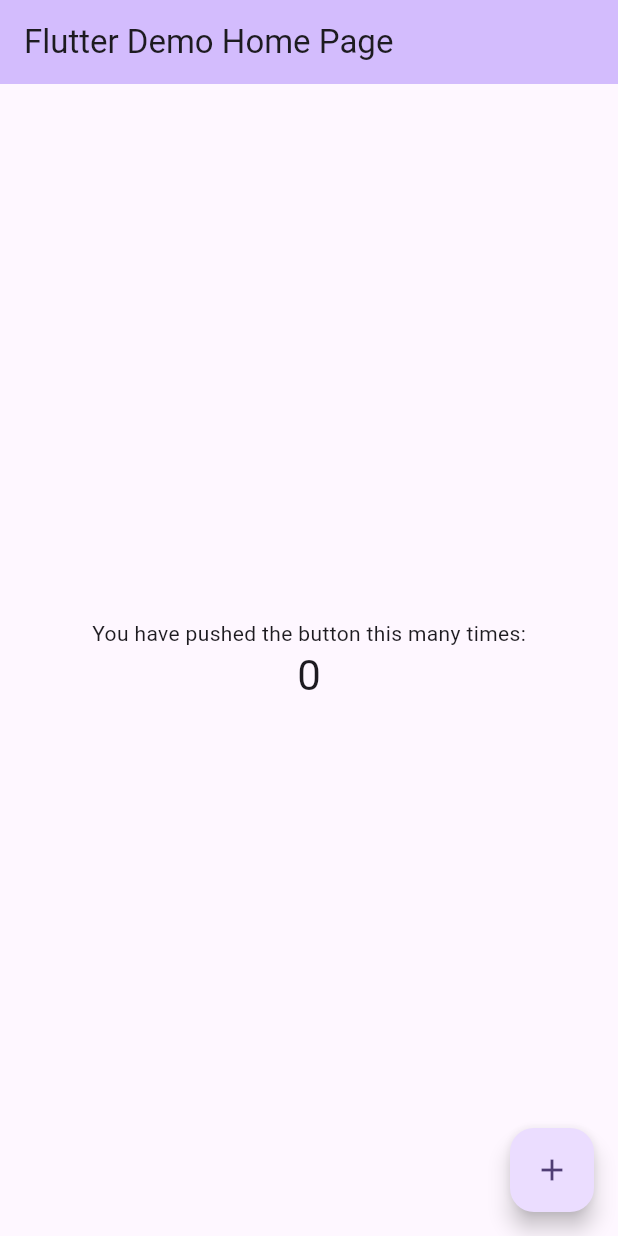
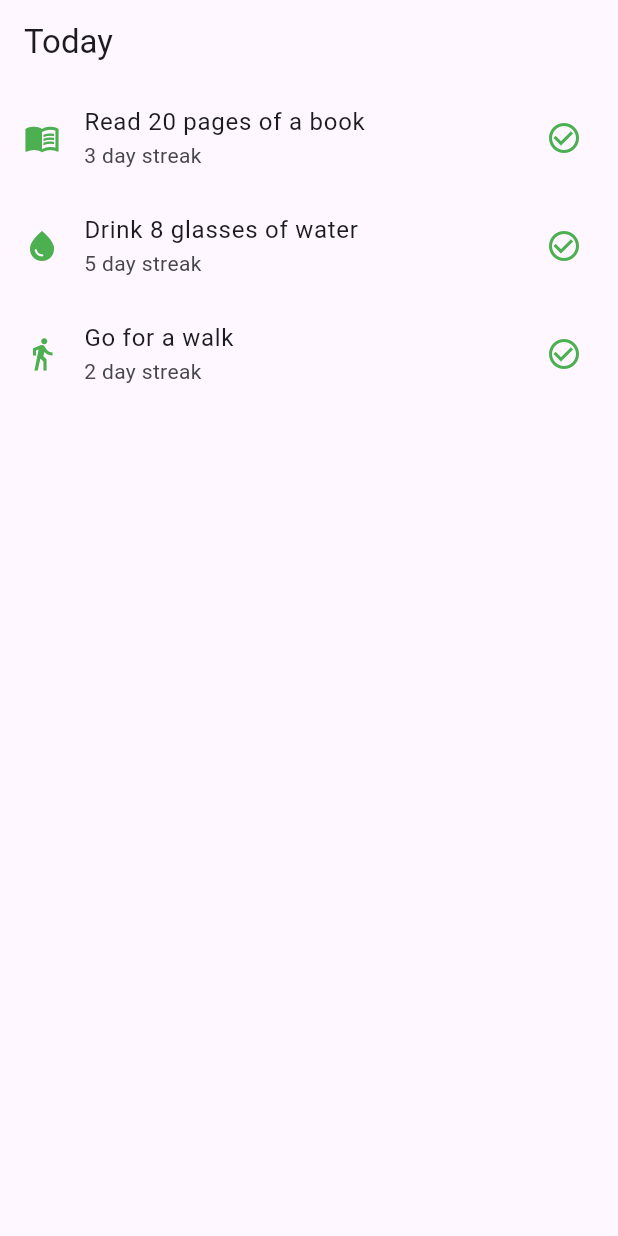
Before and after one commit to VoTrieu/personal_habit, a Flutter app: the screen it shows after launch, on a phone screen of 412 x 824 dp. Run offline on Flutter 3.47's test engine with Material 3 defaults, Android fonts, the phone set to English and light mode, and no system bars.

Commit message:
Added TodayScreen wioth sample data

```diff
--- /dev/null
+++ b/lib/features/today/today_screen.dart
@@ -0,0 +1,36 @@
+import 'package:flutter/material.dart';
+
+class TodayScreen extends StatelessWidget {
+  const TodayScreen({super.key});
+
+  @override
+  Widget build(BuildContext context) {
+    return Scaffold(
+      appBar: AppBar(
+        title: Text('Today'),
+      ),
+      body: ListView(
+        children:  const [
+          ListTile(
+            leading: Icon(Icons.menu_book, color: Colors.green),
+            title: Text('Read 20 pages of a book'),
+            subtitle: Text('3 day streak'),
+            trailing: Icon(Icons.check_circle_outline, color: Colors.green)
+          ),
+          ListTile(
+            leading: Icon(Icons.water_drop, color: Colors.green),
+            title: Text('Drink 8 glasses of water'),
+            subtitle: Text('5 day streak'),
+            trailing: Icon(Icons.check_circle_outline, color: Colors.green)
+          ),
+          ListTile(
+            leading: Icon(Icons.directions_walk, color: Colors.green),
+            title: Text('Go for a walk'),
+            subtitle: Text('2 day streak'),
+            trailing: Icon(Icons.check_circle_outline, color: Colors.green)
+          ),
+        ],
+      ),
+    );
+  }
+}
--- a/lib/main.dart
+++ b/lib/main.dart
@@ -1,4 +1,5 @@
 import 'package:flutter/material.dart';
+import 'features/today/today_screen.dart';
 
 void main() {
   runApp(const MyApp());
@@ -30,7 +31,7 @@ class MyApp extends StatelessWidget {
         // tested with just a hot reload.
         colorScheme: .fromSeed(seedColor: Colors.deepPurple),
       ),
-      home: const MyHomePage(title: 'Flutter Demo Home Page'),
+      home: const TodayScreen(),
     );
   }
 }
```
